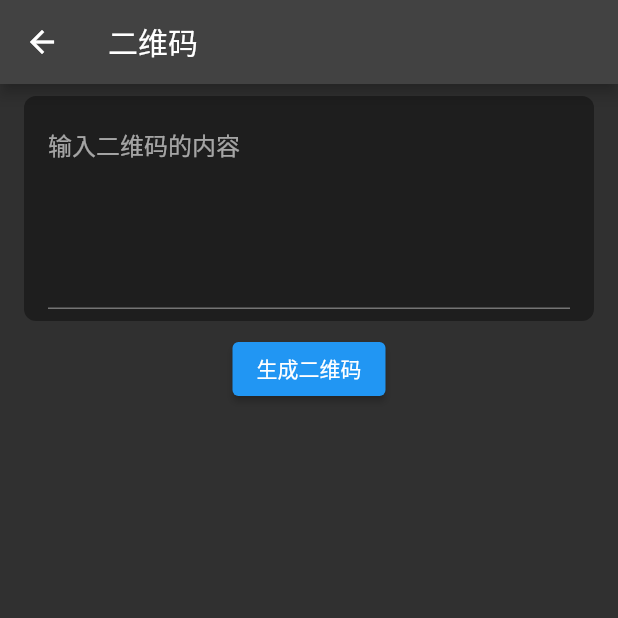
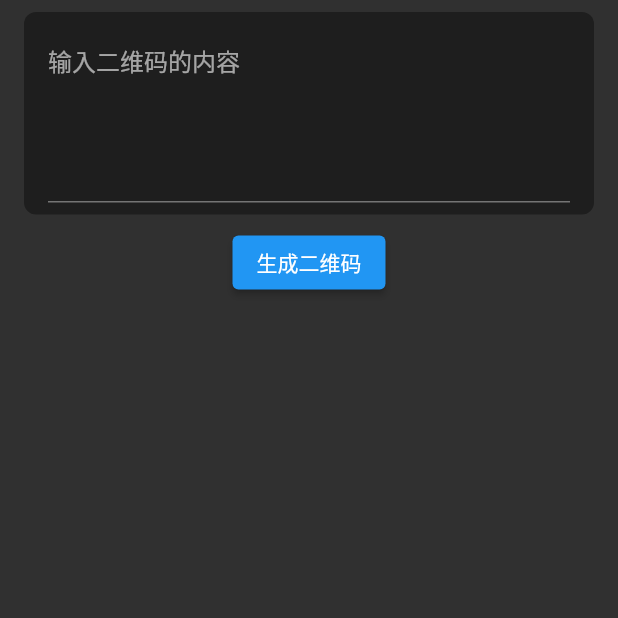
Before and after one commit to Potato-DiGua/FlutterDevToys, a Flutter app: the QRCodePage screen opened by its route, on a phone screen of 412 x 824 dp, the top half of it. Run offline on Flutter 3.47's test engine with Material 2 defaults, Android fonts, the phone set to English and light mode, and no system bars; our stand-ins replace qr_flutter; missing offline and left inert: breakpoint.

Commit message:
feat: 响应式布局

```diff
--- a/lib/main.dart
+++ b/lib/main.dart
@@ -19,7 +19,7 @@ class MyApp extends StatelessWidget {
   @override
   Widget build(BuildContext context) {
     return MaterialApp(
-        title: 'Flutter Demo',
+        title: 'FlutterDevToys',
         theme: ThemeData(
           brightness: Brightness.dark,
           // This is the theme of your application.
@@ -32,7 +32,7 @@ class MyApp extends StatelessWidget {
           // Notice that the counter didn't reset back to zero; the application
           // is not restarted.
           primarySwatch: Colors.blue,
-            fontFamily: 'Noto Sans'),
+        ),
         home: const MyHomePage(),
         routes: routes);
   }
--- a/lib/ui/qrcode.dart
+++ b/lib/ui/qrcode.dart
@@ -1,4 +1,5 @@
 import 'package:flutter/material.dart';
+import 'package:flutter_dev_toys/utils/device_type.dart';
 import 'package:qr_flutter/qr_flutter.dart';
 
 class QRCodePage extends StatefulWidget {
@@ -33,11 +34,7 @@ class _QRCodePageState extends State<QRCodePage> {
     // fast, so that you can just rebuild anything that needs updating rather
     // than having to individually change instances of widgets.
     return Scaffold(
-      appBar: AppBar(
-        // Here we take the value from the MyHomePage object that was created by
-        // the App.build method, and use it to set our appbar title.
-        title: const Text('二维码'),
-      ),
+      appBar: _buildAppBar(),
       body: SingleChildScrollView(
         controller: _pageScrollerController,
         child: Center(
@@ -87,12 +84,15 @@ class _QRCodePageState extends State<QRCodePage> {
                   child: Row(
                     crossAxisAlignment: CrossAxisAlignment.start,
                     children: [
-                      QrImage(
+                      Expanded(
+                        flex: 1,
+                        child: QrImage(
                           data: _qrcodeContent,
                           version: QrVersions.auto,
                           backgroundColor: Colors.white,
-                        size: 400,
                         ),
+                      ),
+                      if (!DeviceType.isHandSet(context))
                         Expanded(
                           flex: 1,
                           child: Padding(
@@ -112,4 +112,15 @@ class _QRCodePageState extends State<QRCodePage> {
       ),
     );
   }
+
+  AppBar? _buildAppBar() {
+    if (DeviceType.isMobile) {
+      return null;
     }
+    return AppBar(
+      // Here we take the value from the MyHomePage object that was created by
+      // the App.build method, and use it to set our appbar title.
+      title: const Text('二维码'),
+    );
+  }
+}
--- /dev/null
+++ b/lib/utils/device_type.dart
@@ -0,0 +1,31 @@
+import 'dart:io';
+
+import 'package:breakpoint/breakpoint.dart';
+import 'package:flutter/cupertino.dart';
+import 'package:flutter/foundation.dart';
+
+class DeviceType {
+  static bool isWeb = kIsWeb;
+
+  static bool isIOS = !isWeb && Platform.isIOS;
+  static bool isAndroid = !isWeb && Platform.isAndroid;
+  static bool isMacOS = !isWeb && Platform.isMacOS;
+  static bool isLinux = !isWeb && Platform.isLinux;
+  static bool isWindows = !isWeb && Platform.isWindows;
+
+  static bool get isDesktop => isWindows || isMacOS || isLinux;
+
+  static bool get isMobile => isAndroid || isIOS;
+
+  static bool get isDesktopOrWeb => isDesktop || isWeb;
+
+  static bool get isMobileOrWeb => isMobile || isWeb;
+
+  static bool isHandSet(BuildContext context) {
+    final device = Breakpoint.fromMediaQuery(context).device;
+    return device == LayoutClass.mediumHandset ||
+        device == LayoutClass.smallHandset ||
+        device == LayoutClass.largeHandset;
+  }
+
+}
```
Also changed, not shown: lib/ui/homepage/home_page.dart (+13 -15 lines), lib/ui/url_encode.dart (+19 -9 lines), pubspec.yaml (+4 -11 lines), fonts/NotoSans-Bold.ttf (deleted), fonts/NotoSans-BoldItalic.ttf (deleted), fonts/NotoSans-Italic.ttf (deleted), fonts/NotoSans-Regular.ttf (deleted). Lines whose indentation alone changed are shown as unchanged.
